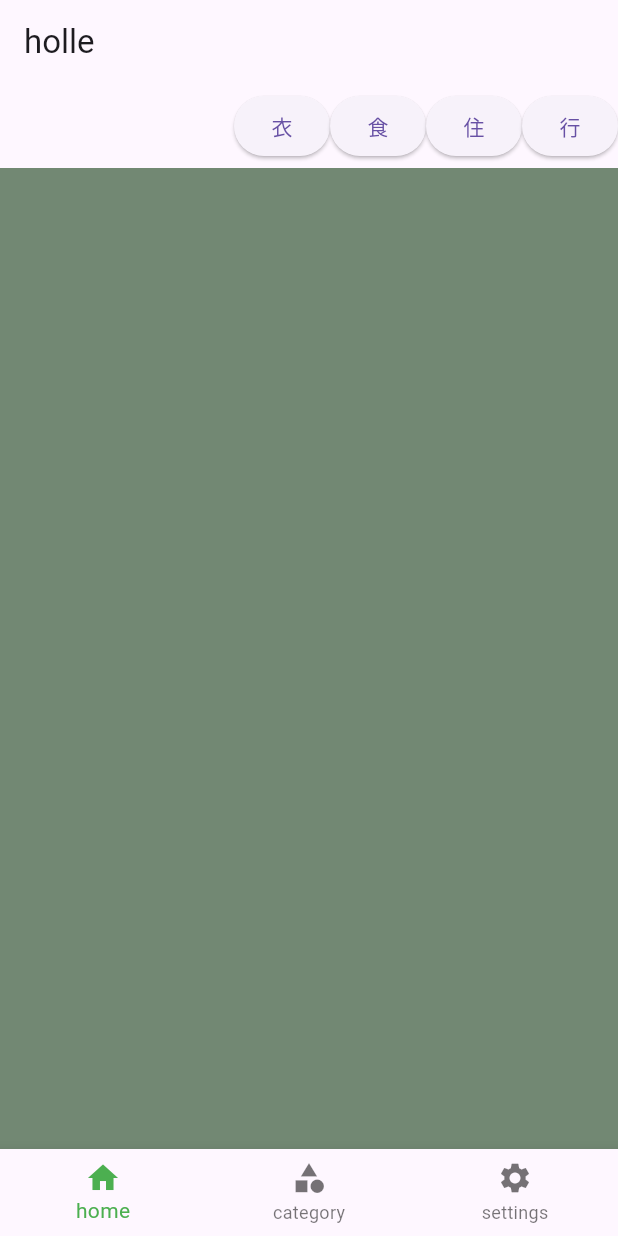
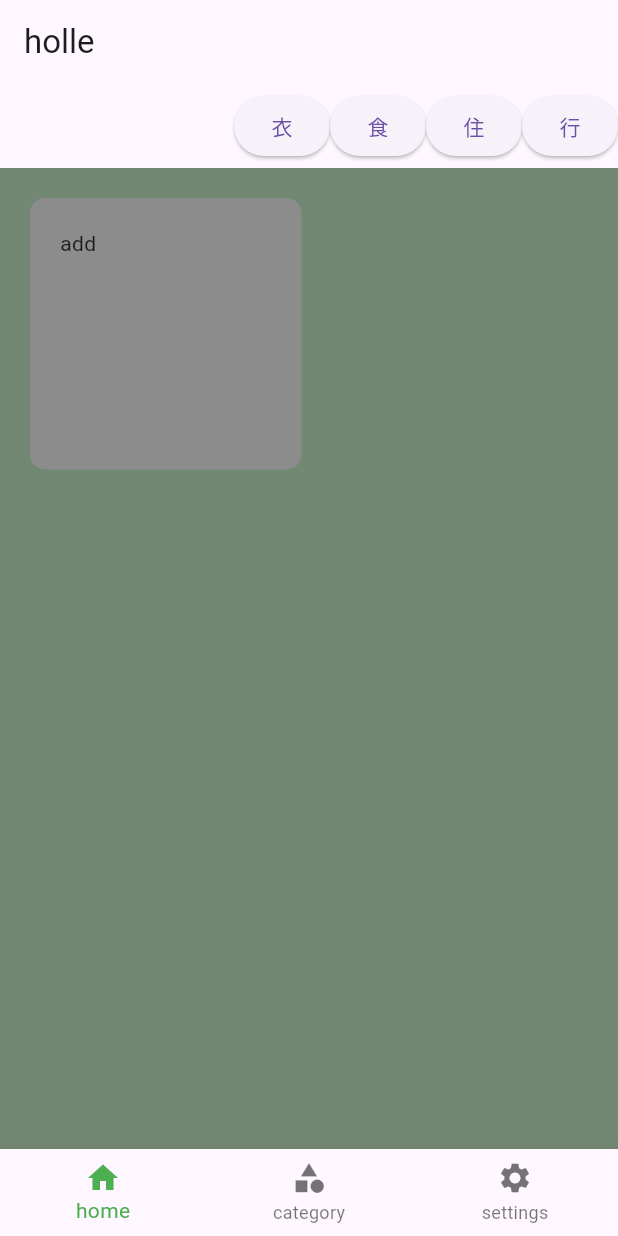
Before and after one commit to 2400320229/carbon-footprint-APP, a Flutter app: the screen it shows after launch, on a phone screen of 412 x 824 dp. Run offline on Flutter 3.47's test engine with Material 3 defaults, Android fonts, the phone set to English and light mode, and no system bars; our stand-ins replace get, image_picker, logger, shared_preferences, sqflite; missing offline and left inert: flutter_email_sender; accounts and stored records are empty.

Commit message:
数据库

```diff
--- a/lib/Base/Item.dart
+++ b/lib/Base/Item.dart
@@ -14,12 +14,14 @@ class Item {
   Map<String,dynamic> toMap(){
     return {
       "name":name,
-      "count":count
+      "count":count,
+      "type":type
     };
   }
 
   factory Item.fromMap(Map<String,dynamic> map){
     return Item(
+      type: map["type"],
         name: map["name"],
       count: map["count"]
     );
--- a/lib/Tab/Home.dart
+++ b/lib/Tab/Home.dart
@@ -1,43 +1,47 @@
+import 'dart:async';
 import 'dart:convert';
 import 'dart:io';
 import 'dart:math';
 import 'package:flutter_try/Base/Item.dart';
+import 'package:flutter_try/main.dart';
 import 'package:get/get.dart';
 import 'package:flutter_try/land.dart';
+import 'package:get/get_connect/http/src/utils/utils.dart';
 import 'package:image_picker/image_picker.dart';
 import 'package:flutter/material.dart';
 import 'package:http/http.dart' as http;
+import 'package:provider/provider.dart';
 
 class Home_page extends StatefulWidget {
   const Home_page({super.key});
   @override
   State<Home_page> createState() => _Home_pageState();
 }
-/*List<Item> item_yi_arr = [new Item(name:"衣", count:10)];
-List<Item> item_shi_arr = [ new Item(name:"食", count:20)];
-List<Item> item_zhu_arr = [new Item(name:"住", count:30)];
-List<Item> item_xing_arr = [new Item(name:"行", count:40)];*/
+
 List<Item> item_yi_arr = [];
 List<Item> item_shi_arr = [];
 List<Item> item_zhu_arr = [];
 List<Item> item_xing_arr = [];
-List<List<Item>> arr_type = [];
+List<List<Item>> arr_type = [[],[],[],[]];
+Map<String,List<Item>> all_ItemList = {};
 int Select_count = 0;
 Item select_item = new Item(name:'', count:0,type: 0);
+Item add_new_item = new Item(name:'', count:0,type: 0);
 bool is_show_count = false;
+
+
 class _Home_pageState extends State<Home_page> {
 
+  final GlobalKey<_My_GridviewState> childKey = GlobalKey();
   String _recognizedText = '';
   File? _selectedImage;
+  int is_add_change = 0;
   @override
   void initState() {
     // TODO: implement initState
     super.initState();
-    arr_type.add(item_yi_arr);
-    arr_type.add(item_shi_arr);
-    arr_type.add(item_zhu_arr);
-    arr_type.add(item_xing_arr);
-
+    logger.d(all_ItemList);
+    init();
   }
 
   Future<void> _pickImage() async {
@@ -53,6 +57,7 @@ class _Home_pageState extends State<Home_page> {
   TextEditingController massage = new TextEditingController();
   @override
   Widget build(BuildContext context) {
+
     return Scaffold(
         backgroundColor: Color(0xFF728873),
       appBar: AppBar(
@@ -91,7 +96,8 @@ class _Home_pageState extends State<Home_page> {
                     setState(() {
                       is_show_count = true;
                     });
-                  },)),
+
+                  },key: childKey,)),
 
                 ]
 
@@ -128,14 +134,24 @@ class _Home_pageState extends State<Home_page> {
             ),
           ),
           if(is_show_count)
-            Conpute_page(On_show: (){
-              setState(() {
-                is_show_count = false;
-              });
-            })
+            Conpute_page(
+              On_show: (){
+                setState(() {
+                  is_show_count = false;
+                });
+              },
+              is_add: (){
+                setState(() {
+                  arr_type[Select_count].insert(arr_type[Select_count].length-1,add_new_item);
+                });
+              },
+            )
         ],
       )
     );
+  }
+  init()async{
+    all_ItemList = await nodedb.get_allItem();
   }
   Future<void> sendCode(String email) async {
     /*final response = await http.post(
@@ -166,13 +182,61 @@ class _Home_pageState extends State<Home_page> {
 }
 class My_Gridview extends StatefulWidget {
   final VoidCallback Show;
-  const My_Gridview({super.key,required this.Show});
+
+  My_Gridview({super.key,required this.Show});
 
   @override
   State<My_Gridview> createState() => _My_GridviewState();
 }
 
+/*class CounterProvider extends ChangeNotifier {
+  int counter = 0;
+
+  void incrementCounter() {
+    arr_type[select_item.type-1].add(add_new_item);
+    counter++;
+    notifyListeners();
+  }
+}*/
+
 class _My_GridviewState extends State<My_Gridview> {
+  @override
+  void initState() {
+    // TODO: implement initState
+    super.initState();
+    init();
+  }
+  init()async{
+
+    List<List<Item>> arr = [[],[],[],[]];
+    Timer(Duration(seconds: 1), () {
+      logger.d("item_yi_arr"+all_ItemList.toString());
+      if(all_ItemList.isNotEmpty){
+        item_yi_arr = all_ItemList["1"]!;
+        item_yi_arr.add(new Item(name: "add", count: 0, type: 0));
+
+        item_shi_arr = all_ItemList["2"]!;
+        item_shi_arr.add(new Item(name: "add", count: 0, type: 0));
+
+        item_zhu_arr = all_ItemList["3"]!;
+        item_zhu_arr.add(new Item(name: "add", count: 0, type: 0));
+
+        item_xing_arr = all_ItemList["4"]!;
+        item_xing_arr.add(new Item(name: "add", count: 0, type: 0));
+        logger.d(item_yi_arr.toString()+"is_yi");
+      }
+      arr[0] = item_yi_arr;
+      arr[1] = item_shi_arr;
+      arr[2] = item_zhu_arr;
+      arr[3] = item_xing_arr;
+      setState(() {
+        arr_type = arr;
+        logger.d(arr_type);
+      });
+    });
+
+
+  }
   @override
   Widget build(context) {
     return GridView.builder(
@@ -187,12 +251,10 @@ class _My_GridviewState extends State<My_Gridview> {
     itemBuilder: (context,index){
     return GestureDetector(
       child: Container(
-        width: 10,
-        height: 10,
         padding: EdgeInsets.all(20),
         decoration:BoxDecoration(
           borderRadius: BorderRadius.circular(10),
-          color: Colors.white,
+          color:arr_type[Select_count][index].type==0?Color(0xFF8C8C8C): Colors.white,
         ),
         child: Text(arr_type[Select_count][index].name),
       ),
@@ -206,20 +268,84 @@ class _My_GridviewState extends State<My_Gridview> {
     );
   }
 }
+
 class Conpute_page extends StatefulWidget {
   final VoidCallback On_show;
-  const Conpute_page({super.key,required this.On_show});
+  final VoidCallback is_add;
+  const Conpute_page({super.key,required this.On_show,required this.is_add});
 
   @override
   State<Conpute_page> createState() => _Conpute_pageState();
 }
-
 class _Conpute_pageState extends State<Conpute_page> {
   var input_text = TextEditingController();
+  var add_name = TextEditingController();
+  var add_count = TextEditingController();
+  var add_type = select_item.type;
   String result = '';
+  add_item()async{
+    if(add_count.text.isNotEmpty&&add_name.text.isNotEmpty){
+      add_new_item = await new Item(name: add_name.text, count: double.parse(add_count.text), type: Select_count+1);
+      logger.d(add_new_item.name+add_new_item.type.toString());
+      logger.d("double +++"+double.parse(add_count.text).toString());
+      await nodedb.insert_Item(add_new_item);
+    }
+
+    widget.is_add();
+  }
   @override
   Widget build(BuildContext context) {
-    return Stack(
+    return select_item.type == 0?
+    Stack(
+      children: [
+        GestureDetector(
+          child: Container(
+            width: double.infinity,
+            height: double.infinity,
+            color: Colors.black.withOpacity(0.4),
+          ),
+          onTap: (){widget.On_show();},
+        ),
+        Align(
+          alignment: Alignment.bottomCenter,
+          child: Container(
+            width: double.infinity,
+            height: 300,
+            decoration: BoxDecoration(
+                color: Colors.white,
+                borderRadius: BorderRadius.only(topLeft:Radius.circular(10),topRight: Radius.circular(10))
+            ),
+            child:Column(
+              children: [
+                Text(select_item.name),
+                TextField(controller: add_name,
+                decoration: InputDecoration(
+                  label: Text("名字"),
+                  border: OutlineInputBorder()
+                ),),
+                TextField(controller: add_count,
+                  decoration: InputDecoration(
+                      label: Text("数值"),
+                      border: OutlineInputBorder()
+                  ),),
+                Row(
+                  children: [
+                    ElevatedButton(onPressed: (){
+                      add_item();
+                      widget.On_show();
+                    }, child: Text("添加")),
+                    ElevatedButton(onPressed: (){
+                      widget.On_show();
+                      }, child: Text("保存")),
+                  ],
+                )
+              ],
+            ) ,
+          ),
+        )
+      ],
+    )
+    :Stack(
       children: [
         GestureDetector(
           child: Container(
--- a/lib/land.dart
+++ b/lib/land.dart
@@ -8,11 +8,13 @@ import 'package:logger/logger.dart';
 import 'package:flutter_email_sender/flutter_email_sender.dart';
 import 'package:get/get.dart';
 import 'package:http/http.dart' as http;
+
+import 'main.dart';
 // 发送邮箱验证码
 
 
 var logger = Logger();
-final nodedb = NodeDataBase.instance;
+
 
 class Land extends StatefulWidget {
   const Land({super.key});
--- a/pubspec.yaml
+++ b/pubspec.yaml
@@ -35,6 +35,7 @@ dependencies:
   cupertino_icons: ^1.0.8
   http: ^1.1.0
   shared_preferences: 2.4.0
+  provider: ^6.0.5
   sqflite:
   logger: ^1.4.0
   image_picker: ^0.8.5+3
```
Also changed, not shown: lib/DataBase.dart (+48 -3 lines), lib/Tab/Setting.dart (+8 -6 lines), lib/main.dart (+23 -5 lines), pubspec.lock.
